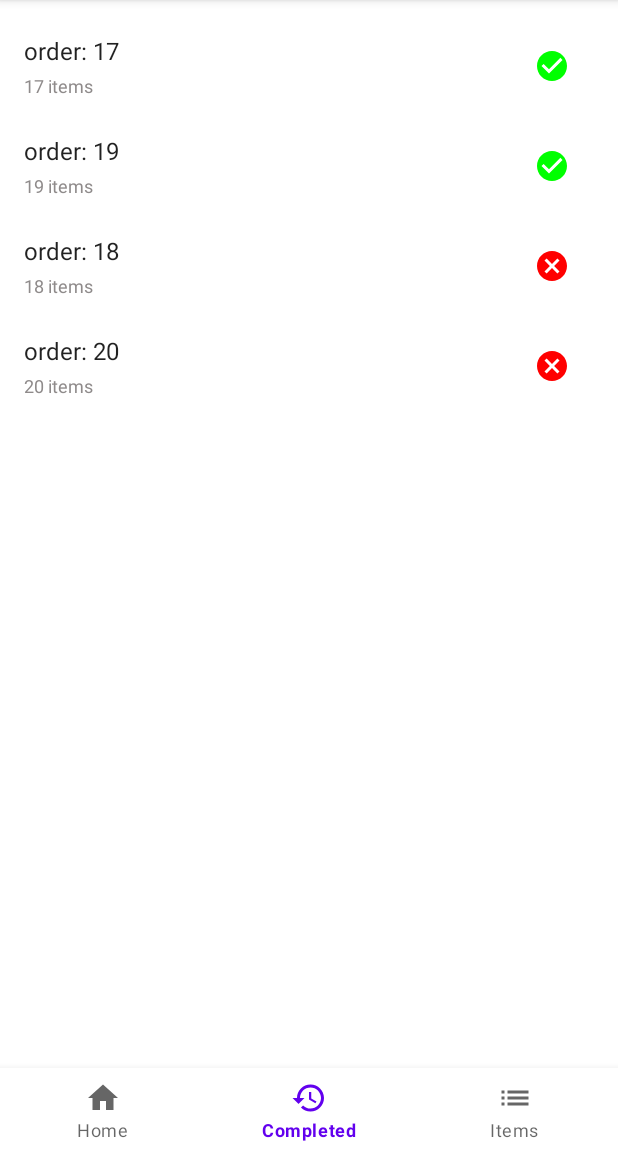
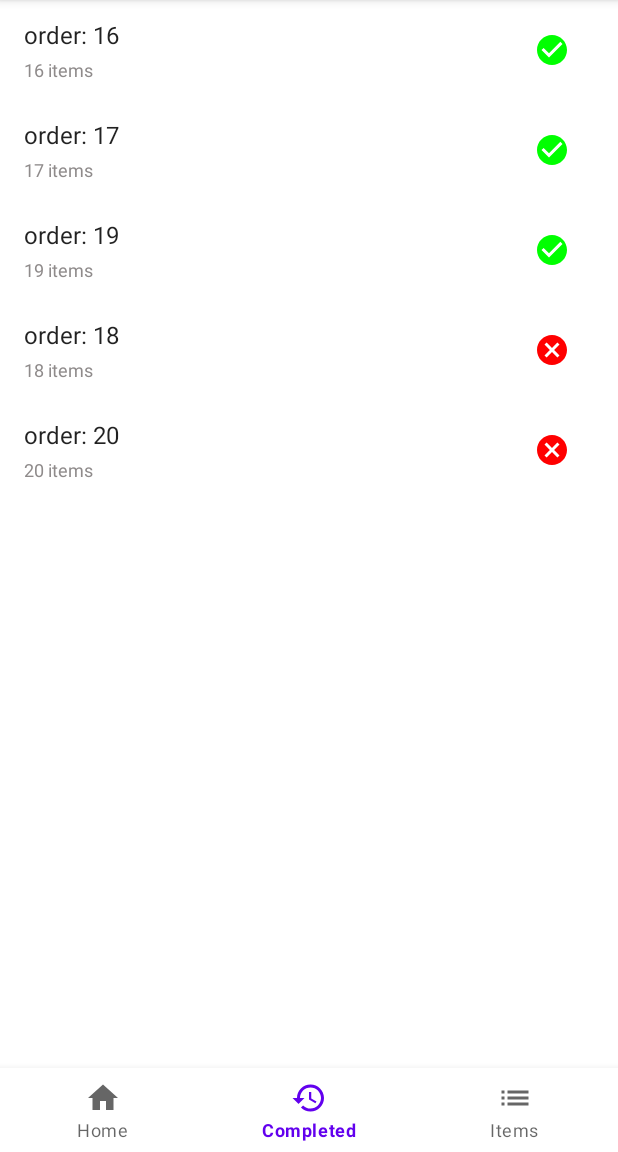
Before and after one commit to PatrykDyminski/Fiszki, an Android app: the screen it shows after launch (PastOrdersActivity), item 2 of the bottom bar chosen, on a phone screen of 412 x 824 dp, the part 84-1236 px from its top. Run offline under Robolectric (Android 15) with nearby library versions, the phone set to English and light mode, and no system bars.

Commit message:
First item in lists fix

```diff
--- a/app/src/main/res/layout/activity_item_list.xml
+++ b/app/src/main/res/layout/activity_item_list.xml
@@ -1,6 +1,7 @@
 <?xml version="1.0" encoding="utf-8"?>
 <androidx.coordinatorlayout.widget.CoordinatorLayout
     xmlns:android="http://schemas.android.com/apk/res/android"
+    xmlns:app="http://schemas.android.com/apk/res-auto"
     xmlns:tools="http://schemas.android.com/tools"
     android:layout_width="match_parent"
     android:layout_height="match_parent"
@@ -9,14 +10,14 @@
 
     <include layout="@layout/component_appbar"/>
 
-
     <androidx.recyclerview.widget.RecyclerView
         android:id="@+id/allItems"
         android:layout_width="match_parent"
         android:layout_height="wrap_content"
         android:layout_marginStart="16dp"
         android:layout_marginEnd="16dp"
-        tools:listitem="@layout/content_item_in_order" />
+        tools:listitem="@layout/content_item_in_order"
+        app:layout_behavior="@string/appbar_scrolling_view_behavior"/>
 
     <include layout="@layout/component_bottomnav"/>
 
--- a/app/src/main/res/layout/activity_past_orders.xml
+++ b/app/src/main/res/layout/activity_past_orders.xml
@@ -1,6 +1,7 @@
 <?xml version="1.0" encoding="utf-8"?>
 <androidx.coordinatorlayout.widget.CoordinatorLayout
     xmlns:android="http://schemas.android.com/apk/res/android"
+    xmlns:app="http://schemas.android.com/apk/res-auto"
     xmlns:tools="http://schemas.android.com/tools"
     android:layout_width="match_parent"
     android:layout_height="match_parent"
@@ -12,10 +13,11 @@
     <androidx.recyclerview.widget.RecyclerView
         android:id="@+id/pastOrders"
         android:layout_width="match_parent"
-        android:layout_height="wrap_content"
+        android:layout_height="match_parent"
         android:layout_marginStart="16dp"
         android:layout_marginEnd="16dp"
-        tools:listitem="@layout/content_order_list" />
+        tools:listitem="@layout/content_order_list"
+        app:layout_behavior="@string/appbar_scrolling_view_behavior"/>
 
     <include layout="@layout/component_bottomnav"/>
 
```
